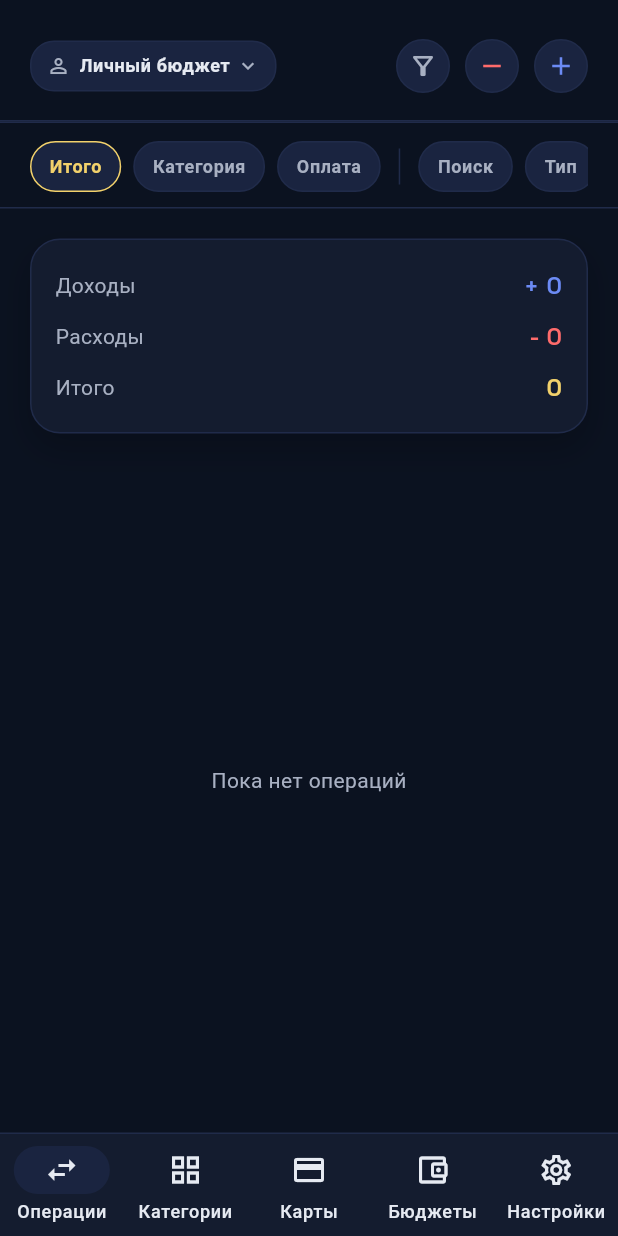
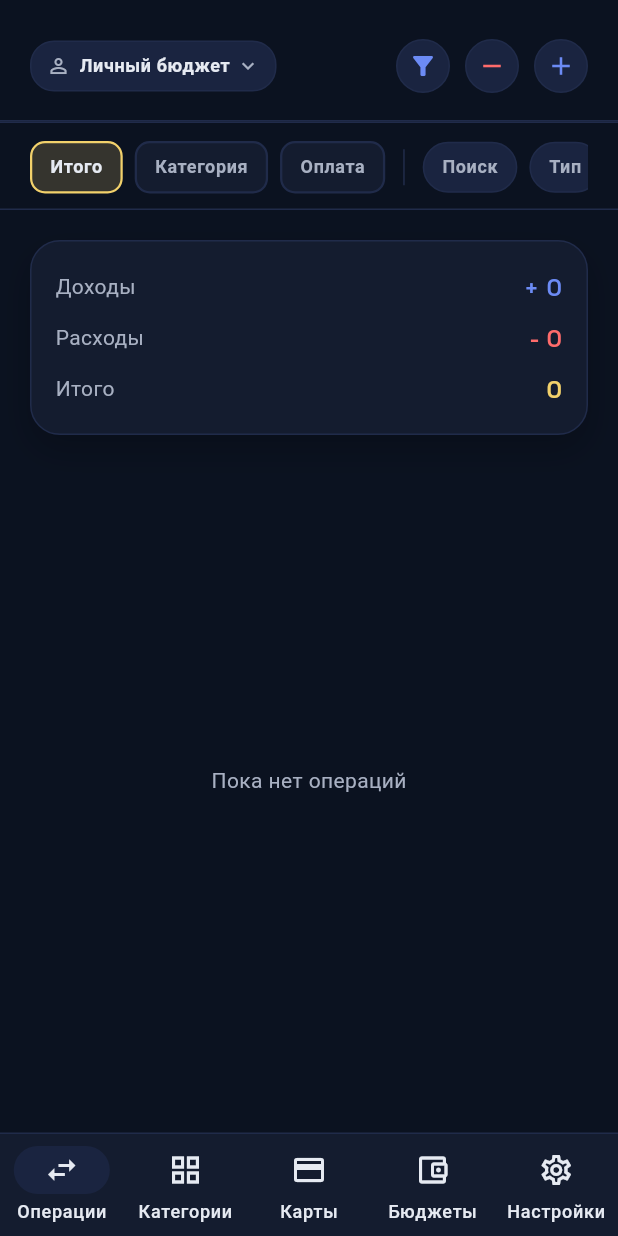
Before and after one commit to denisshetkin/Budgetto, a Flutter app: the screen it shows after launch, after a tap on the "filter alt" icon, after a tap on "Итого", on a phone screen of 412 x 824 dp. Run offline on Flutter 3.47's test engine with Material 3 defaults, Android fonts, the phone set to English and light mode, and no system bars; our stand-ins replace cloud_firestore, firebase_auth, firebase_core, flutter_slidable, google_fonts, shared_preferences; accounts and stored records are empty; network calls fail; statements that could not run were skipped.

Commit message:
Filter UI polish: toggle icon state, highlight display pills

```diff
--- a/app/lib/screens/transactions_screen.dart
+++ b/app/lib/screens/transactions_screen.dart
@@ -1,5 +1,6 @@
 import 'package:flutter/material.dart';
 import 'package:flutter_slidable/flutter_slidable.dart';
+import 'package:shared_preferences/shared_preferences.dart';
 
 import '../models/transaction_entry.dart';
 import '../state/app_state.dart';
@@ -20,6 +21,9 @@ class TransactionsScreen extends StatefulWidget {
 }
 
 class _TransactionsScreenState extends State<TransactionsScreen> {
+  static const _prefShowTotal = 'transactions_show_total';
+  static const _prefShowCategoryIcon = 'transactions_show_category_icon';
+  static const _prefShowPaymentIcon = 'transactions_show_payment_icon';
   FilterType _filterType = FilterType.all;
   final Set<String> _selectedCategoryIds = {};
   final Set<String> _selectedMethodIds = {};
@@ -36,6 +40,12 @@ class _TransactionsScreenState extends State<TransactionsScreen> {
   final TextEditingController _queryController = TextEditingController();
   bool _filtersInitialized = false;
   bool _showFilterBar = false;
+
+  @override
+  void initState() {
+    super.initState();
+    _loadDisplayPrefs();
+  }
 
   Future<void> _openBudgetPicker(AppState appState) async {
     final families = appState.availableFamilies;
@@ -423,6 +433,25 @@ class _TransactionsScreenState extends State<TransactionsScreen> {
         ..clear()
         ..addAll(appState.paymentMethods.map((method) => method.id));
     });
+  }
+
+  Future<void> _loadDisplayPrefs() async {
+    final prefs = await SharedPreferences.getInstance();
+    if (!mounted) {
+      return;
+    }
+    setState(() {
+      _showTotal = prefs.getBool(_prefShowTotal) ?? false;
+      _showCategoryIcon = prefs.getBool(_prefShowCategoryIcon) ?? false;
+      _showPaymentIcon = prefs.getBool(_prefShowPaymentIcon) ?? false;
+    });
+  }
+
+  Future<void> _saveDisplayPrefs() async {
+    final prefs = await SharedPreferences.getInstance();
+    await prefs.setBool(_prefShowTotal, _showTotal);
+    await prefs.setBool(_prefShowCategoryIcon, _showCategoryIcon);
+    await prefs.setBool(_prefShowPaymentIcon, _showPaymentIcon);
   }
 
   Future<void> _openSearchFilter() async {
@@ -1168,30 +1197,36 @@ class _TransactionsScreenState extends State<TransactionsScreen> {
                   label: 'Итого',
                   active: _showTotal,
                   accentColor: AppColors.accentTotal,
+                  isDisplayToggle: true,
                   onTap: () {
                     setState(() {
                       _showTotal = !_showTotal;
                     });
+                    _saveDisplayPrefs();
                   },
                 ),
                 const SizedBox(width: 8),
                 _FilterPill(
                   label: 'Категория',
                   active: categoryIconActive,
+                  isDisplayToggle: true,
                   onTap: () {
                     setState(() {
                       _showCategoryIcon = !_showCategoryIcon;
                     });
+                    _saveDisplayPrefs();
                   },
                 ),
                 const SizedBox(width: 8),
                 _FilterPill(
                   label: 'Оплата',
                   active: paymentIconActive,
+                  isDisplayToggle: true,
                   onTap: () {
                     setState(() {
                       _showPaymentIcon = !_showPaymentIcon;
                     });
+                    _saveDisplayPrefs();
                   },
                 ),
                 const SizedBox(width: 12),
@@ -1282,10 +1317,10 @@ class _TransactionsScreenState extends State<TransactionsScreen> {
               ),
               actions: [
                 _ActionCircle(
-                  icon: hasFilter
+                  icon: _showFilterBar
                       ? Icons.filter_alt
                       : Icons.filter_alt_outlined,
-                  color: hasFilter
+                  color: (_showFilterBar || hasFilter)
                       ? AppColors.accentIncome
                       : AppColors.textSecondary,
                   onTap: () {
@@ -1596,25 +1631,36 @@ class _FilterPill extends StatelessWidget {
     required this.active,
     required this.onTap,
     this.accentColor = AppColors.accentIncome,
+    this.isDisplayToggle = false,
   });
 
   final String label;
   final bool active;
   final VoidCallback onTap;
   final Color accentColor;
+  final bool isDisplayToggle;
 
   @override
   Widget build(BuildContext context) {
-    final color = active ? accentColor : AppColors.textSecondary;
+    final color = active
+        ? (isDisplayToggle ? AppColors.textPrimary : accentColor)
+        : AppColors.textSecondary;
+    final backgroundColor = isDisplayToggle
+        ? (active ? accentColor.withOpacity(0.18) : AppColors.surface1)
+        : AppColors.surface2;
+    final radius = isDisplayToggle ? 10.0 : 18.0;
     return InkWell(
       onTap: onTap,
-      borderRadius: BorderRadius.circular(18),
+      borderRadius: BorderRadius.circular(radius),
       child: Container(
         padding: const EdgeInsets.symmetric(horizontal: 12, vertical: 8),
         decoration: BoxDecoration(
-          color: AppColors.surface2,
-          borderRadius: BorderRadius.circular(18),
-          border: Border.all(color: active ? accentColor : AppColors.stroke),
+          color: backgroundColor,
+          borderRadius: BorderRadius.circular(radius),
+          border: Border.all(
+            color: active ? accentColor : AppColors.stroke,
+            width: isDisplayToggle ? 1.5 : 1,
+          ),
         ),
         child: Text(
           label,
--- a/app/pubspec.yaml
+++ b/app/pubspec.yaml
@@ -36,6 +36,7 @@ dependencies:
   cupertino_icons: ^1.0.8
   google_fonts: ^6.3.0
   flutter_slidable: ^3.1.2
+  shared_preferences: ^2.2.3
   firebase_core: ^4.4.0
   firebase_auth: ^6.1.4
   cloud_firestore: ^6.1.2
```
Also changed, not shown: app/pubspec.lock, 3 other files.
